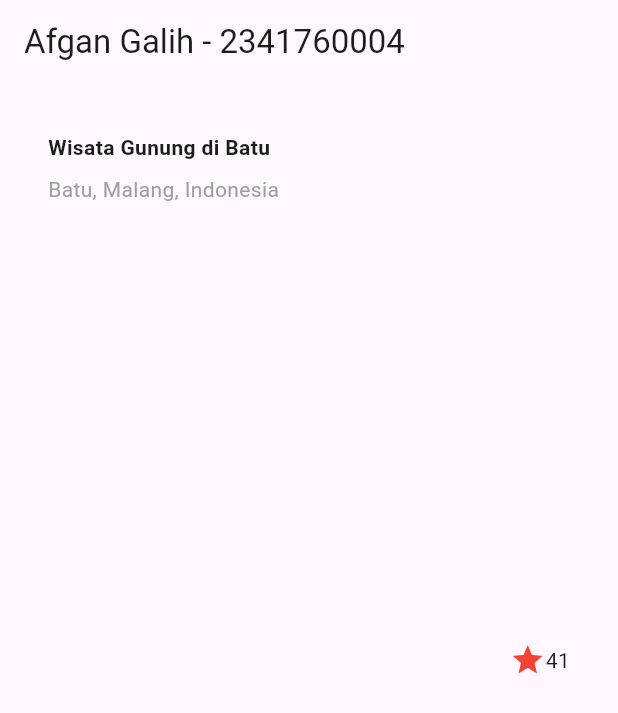
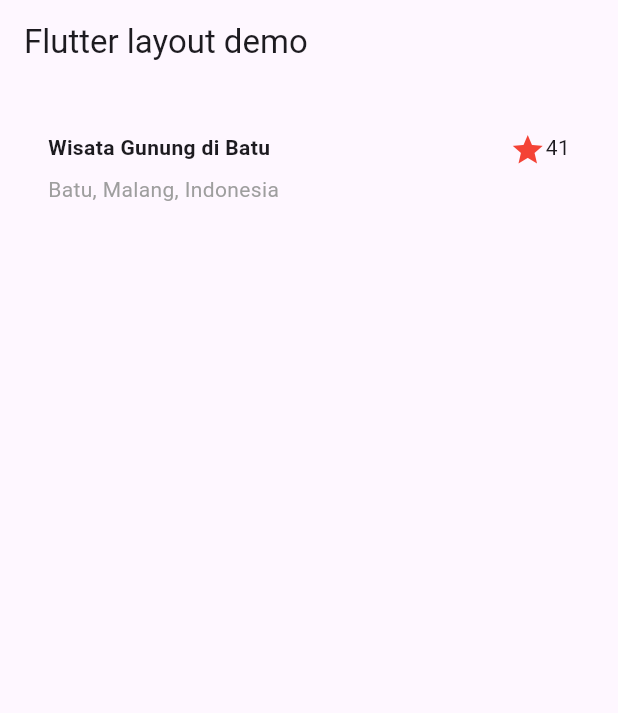
Before and after one commit to afgangalih/layout_flutter, a Flutter app: the screen it shows after launch, on a phone screen of 412 x 824 dp. Shown: the top 713 px of the screen. Run offline on Flutter 3.47's test engine with Material 3 defaults, Android fonts, the phone set to English and light mode, and no system bars.

Commit message:
praktikum 1: langkah 4_revisi

```diff
--- a/lib/main.dart
+++ b/lib/main.dart
@@ -8,17 +8,16 @@ class MyApp extends StatelessWidget {
   @override
   Widget build(BuildContext context) {
     Widget titleSection = Container(
-      padding: const EdgeInsets.all(32.0), // Reasonable padding for the container
+      padding: const EdgeInsets.all(32.0),
       child: Row(
+        crossAxisAlignment: CrossAxisAlignment.start, // ⬅️ Tambahan penting
         children: [
           Expanded(
-            /* soal 1 */
             child: Column(
-              crossAxisAlignment: CrossAxisAlignment.start, // Aligns text to the left
+              crossAxisAlignment: CrossAxisAlignment.start,
               children: [
-                /* soal 2 */
                 Container(
-                  padding: const EdgeInsets.only(bottom: 8.0), // Small padding below title
+                  padding: const EdgeInsets.only(bottom: 8.0),
                   child: const Text(
                     'Wisata Gunung di Batu',
                     style: TextStyle(
@@ -29,30 +28,29 @@ class MyApp extends StatelessWidget {
                 Text(
                   'Batu, Malang, Indonesia',
                   style: TextStyle(
-                    color: Colors.grey[500], // Subtle grey color for subtitle
+                    color: Colors.grey,
                   ),
                 ),
               ],
             ),
           ),
-          /* soal 3 */
           Icon(
-            Icons.star, // Common icon for ratings or favorites
-            color: Colors.red[500], // Red color for the star icon
+            Icons.star,
+            color: Colors.red[500],
           ),
-          const Text('41'), // Example number, could represent rating count
+          const Text('41'),
         ],
       ),
     );
 
     return MaterialApp(
-      title: 'Flutter layout: ',
+      title: 'Flutter layout demo',
       home: Scaffold(
         appBar: AppBar(
-          title: const Text('Afgan Galih - 2341760004'),
+          title: const Text('Flutter layout demo'),
         ),
         body: Center(
-          child: titleSection, // Use the titleSection widget here
+          child: titleSection,
         ),
       ),
     );
```
